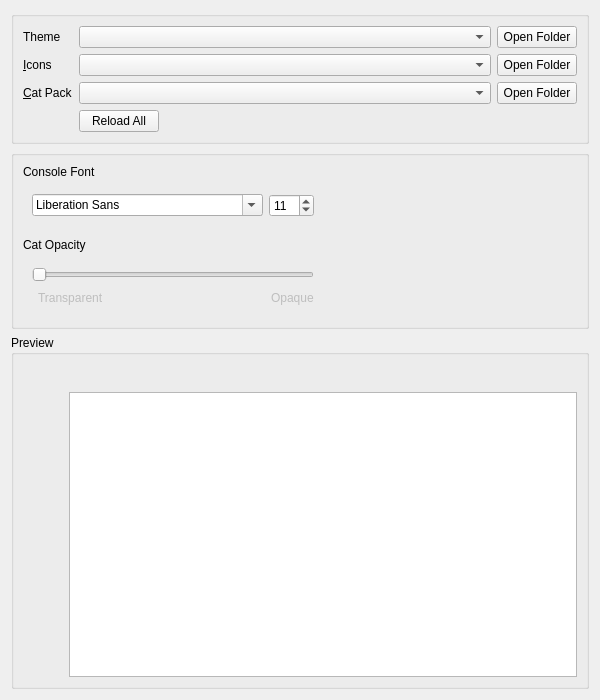
Above: launcher/ui/widgets/AppearanceWidget.ui from FreesmTeam/FreesmLauncher before the change. Below: the same form after it.
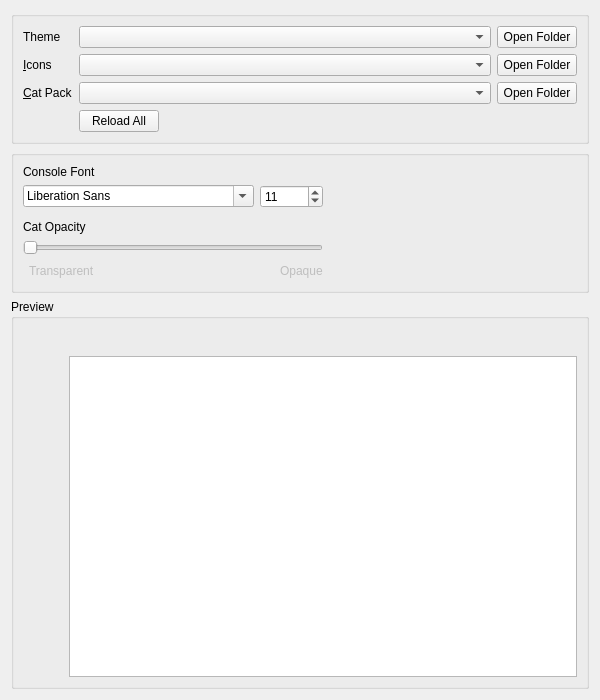
That is the form after the change. Icons and pictures are not drawn.

Commit message: Correctly show max memory notice for max < min

Patch:
```diff
--- a/launcher/ui/widgets/AppearanceWidget.ui
+++ b/launcher/ui/widgets/AppearanceWidget.ui
@@ -157,6 +157,18 @@
          </size>
         </property>
         <layout class="QHBoxLayout" name="horizontalLayout_2">
+         <property name="leftMargin">
+          <number>0</number>
+         </property>
+         <property name="topMargin">
+          <number>0</number>
+         </property>
+         <property name="rightMargin">
+          <number>0</number>
+         </property>
+         <property name="bottomMargin">
+          <number>0</number>
+         </property>
          <item>
           <widget class="QFontComboBox" name="consoleFont"/>
          </item>
@@ -208,6 +220,18 @@
          </size>
         </property>
         <layout class="QGridLayout" name="gridLayout_4">
+         <property name="leftMargin">
+          <number>0</number>
+         </property>
+         <property name="topMargin">
+          <number>0</number>
+         </property>
+         <property name="rightMargin">
+          <number>0</number>
+         </property>
+         <property name="bottomMargin">
+          <number>0</number>
+         </property>
          <item row="2" column="2">
           <spacer name="horizontalSpacer_4">
            <property name="orientation">
```
The commit also changes 1 other file.
